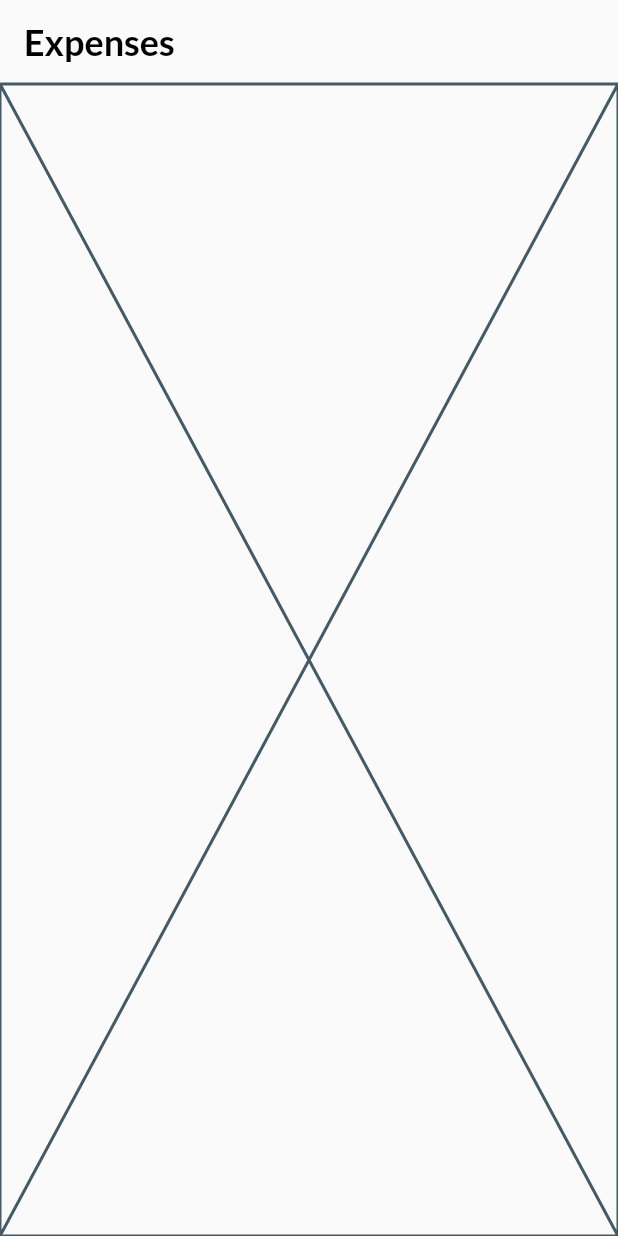
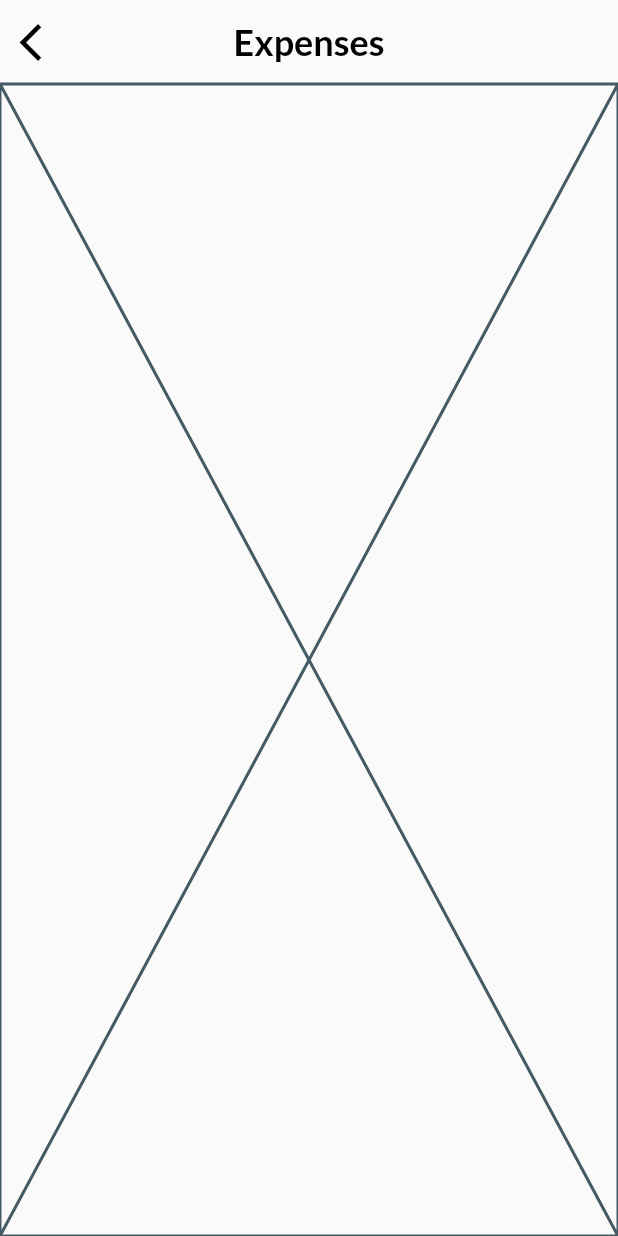
Before and after one commit to vintx64/flutter_replicate_card_transaction, a Flutter app: the screen it shows after launch, on a phone screen of 412 x 824 dp. Run offline on Flutter 3.47's test engine with Material 2 defaults, Android fonts, the phone set to English and light mode, and no system bars.

Commit message:
modify app bar

```diff
--- a/lib/features/home/presentation/views/widgets/custom_app_bar.dart
+++ b/lib/features/home/presentation/views/widgets/custom_app_bar.dart
@@ -5,6 +5,12 @@ import '../../../../../core/utils/styles.dart';
 
 PreferredSizeWidget customAppBar({required String title}) {
   return AppBar(
+    centerTitle: true,
+    leading: const Icon(
+      Icons.arrow_back_ios,
+      color: Colors.black,
+      size: 30,
+    ),
     backgroundColor: kPrimaryColor,
     elevation: 0,
     title: Text(title, style: Styles.appBarTxtStyle),
```
